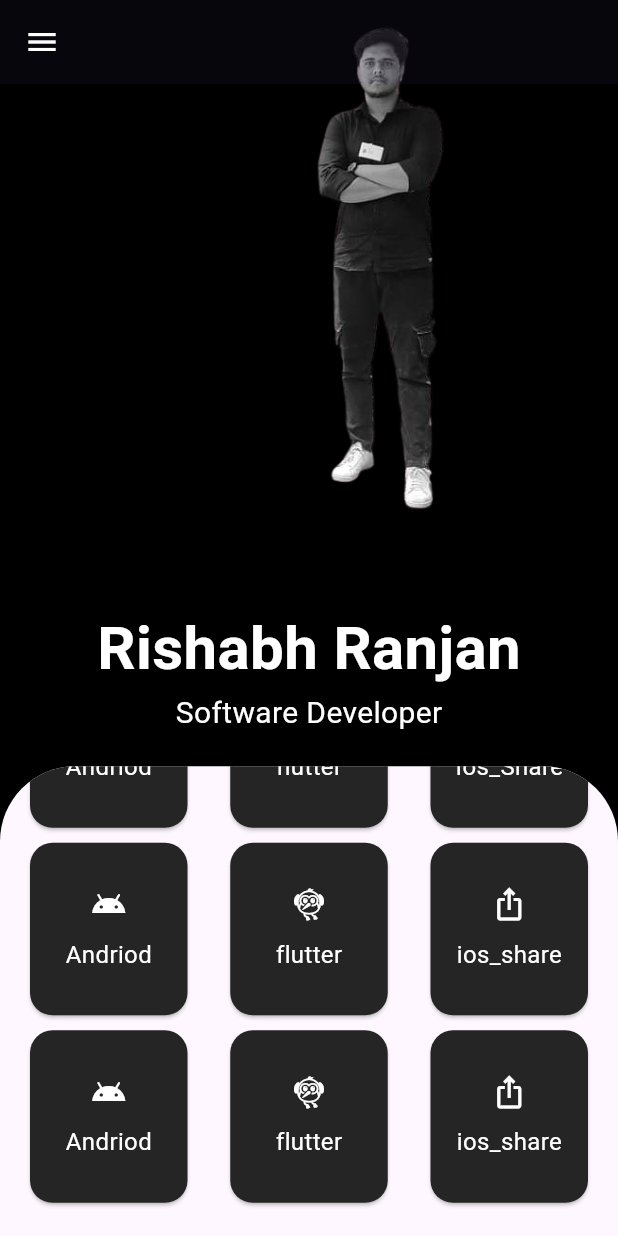
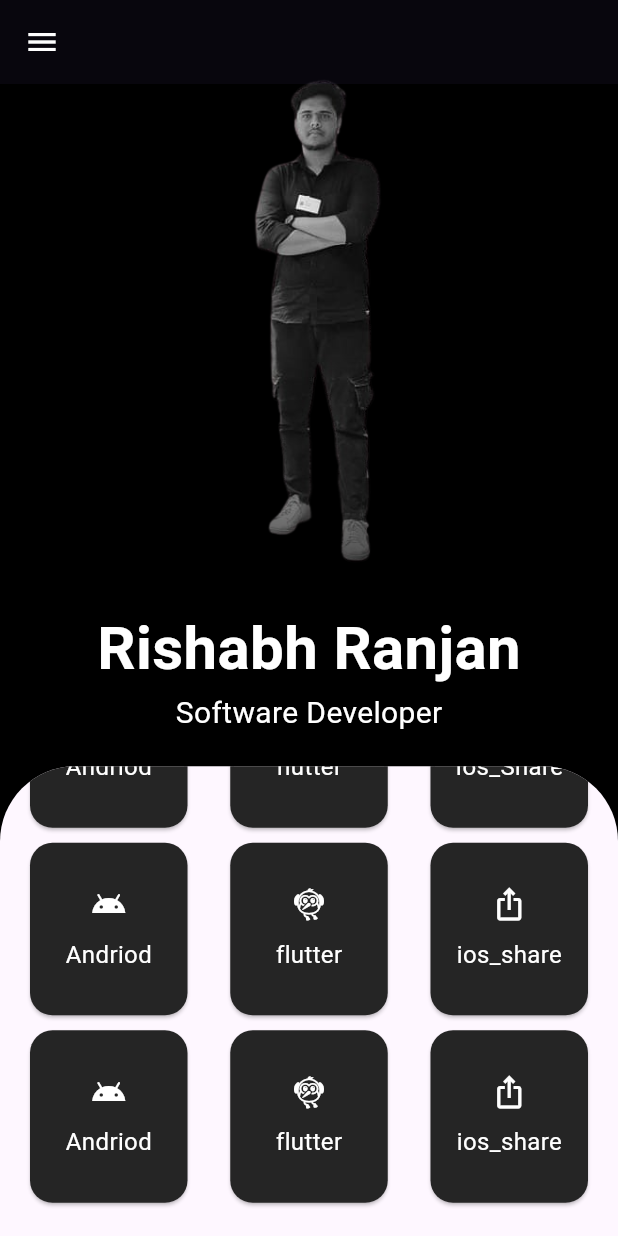
Before and after one commit to rishabh2310113/portfolio, a Flutter app: the screen it shows after launch, scrolled down 216 dp, on a phone screen of 412 x 824 dp. Run offline on Flutter 3.47's test engine with Material 3 defaults, Android fonts, the phone set to English and light mode, and no system bars; our stand-ins replace sliding_sheet2.

```diff
--- a/lib/home.dart
+++ b/lib/home.dart
@@ -103,8 +103,17 @@ class _MyHomeState extends State<MyHome> {
         child: Stack(
           children: [
             Container(
-              //margin: EdgeInsets.only(top: 35, right: 34,),
-               child: Image.asset('assets/Port.png',height: 400,width: 1000, fit: BoxFit.contain,),
+              margin: const EdgeInsets.only(top: 35),
+               child: ShaderMask(
+                shaderCallback: (bounds){
+                  return const LinearGradient(
+                    begin: Alignment.center,
+                    end: Alignment.bottomCenter,
+                    colors: [Colors.black , Colors.transparent])
+                    .createShader(bounds);
+                },
+                blendMode: BlendMode.dstIn,
+                child : Image.asset('assets/Port.png', height: 400, fit: BoxFit.contain,),),
             ),
             Container(
               alignment: Alignment.center,
@@ -141,9 +150,9 @@ class _MyHomeState extends State<MyHome> {
               Row(
                 mainAxisAlignment: MainAxisAlignment.spaceBetween,
                 children: [
-                    myAchiev('12', 'Projects'),
-                     myAchiev('300+', 'connections'),
-                      myAchiev('1200+', 'Rating on CC'),
+                    myAchiev('4', ' Projects'),
+                     myAchiev('450+', ' connections'),
+                      myAchiev('1200+', ' Codechef'),
                 ],
               ),
               const SizedBox(
```
